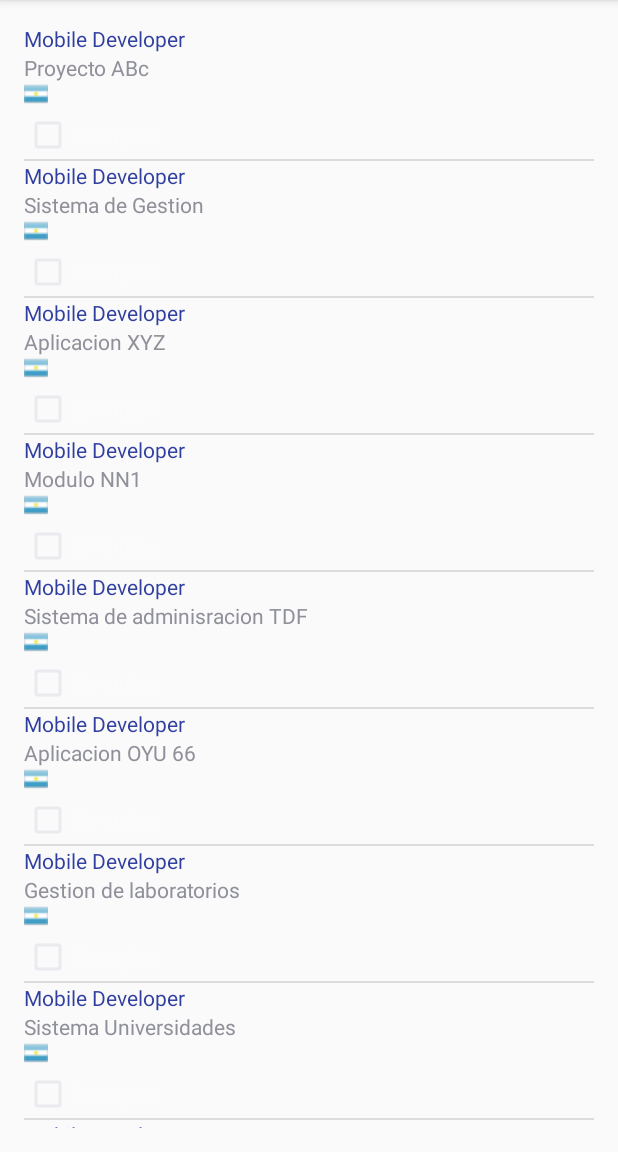
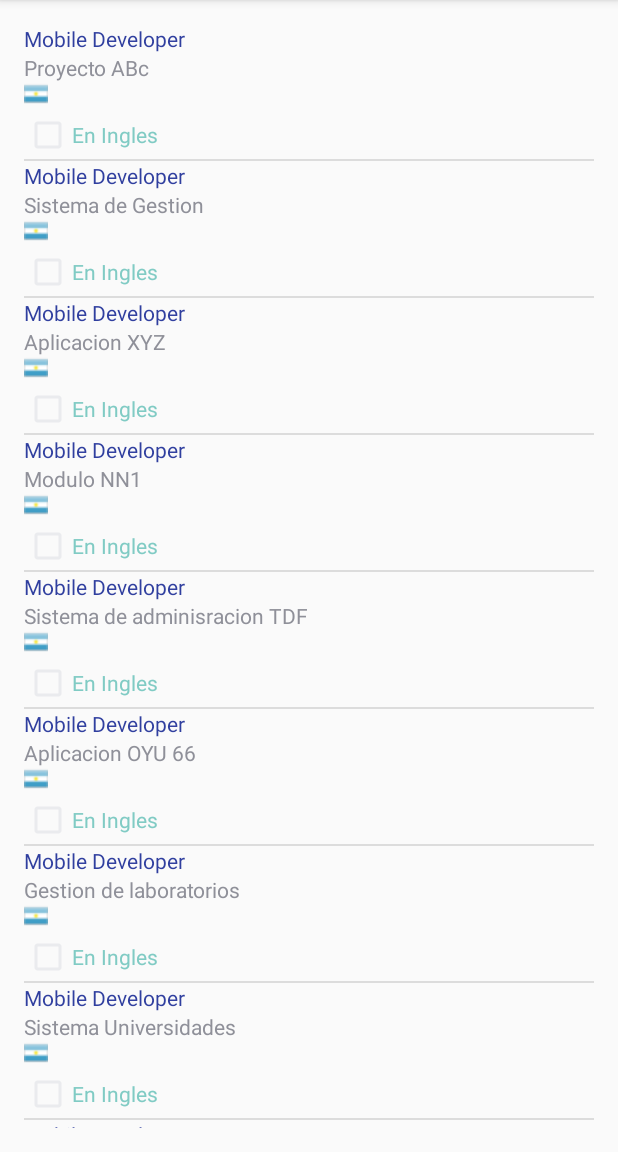
Before and after one commit to antico5/tp_3_dam, an Android app: the screen it shows after launch (MainActivity), on a phone screen of 412 x 824 dp, the part 84-1236 px from its top. Run offline under Robolectric (Android 15) with nearby library versions, the phone set to English and light mode, and no system bars.

Commit message:
Cambiamos el color del checkbox para que se vea.

```diff
--- a/app/src/main/res/layout/row1.xml
+++ b/app/src/main/res/layout/row1.xml
@@ -54,6 +54,7 @@
             android:text="En Ingles"
             android:id="@+id/ingles"
             android:checked="false"
-            android:enabled="false" />
+            android:enabled="false"
+            android:textColor="@color/accent_material_dark" />
     </LinearLayout>
 </LinearLayout>
```
